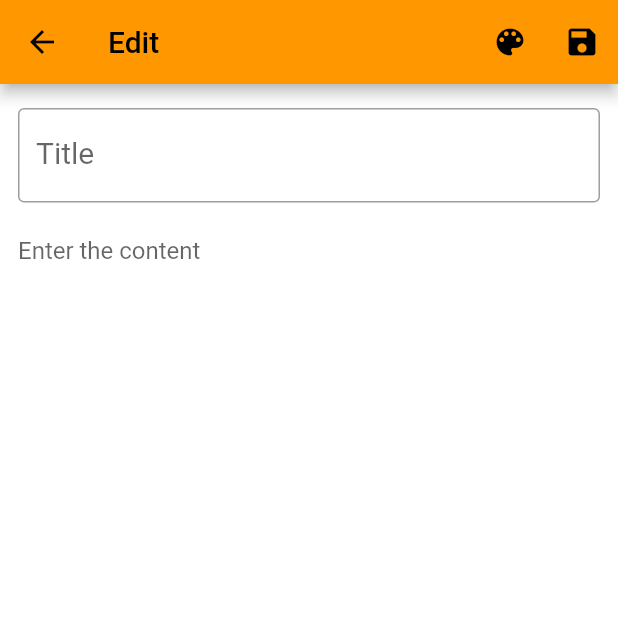
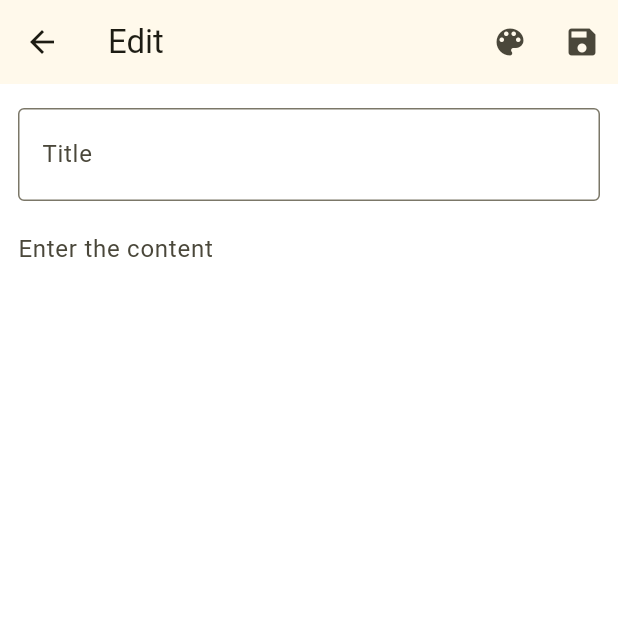
Before and after one commit to sashapivovarova/sticky_notes_app, a Flutter app: the screen it shows after launch, after a tap on the "add" icon, on a phone screen of 412 x 824 dp, the top half of it. Run offline on Flutter 3.47's test engine with Material 2 defaults, Android fonts, the phone set to English and light mode, and no system bars; our stand-ins replace sqflite; accounts and stored records are empty.

Commit message:
note color を修正

```diff
--- a/lib/data/note.dart
+++ b/lib/data/note.dart
@@ -3,15 +3,15 @@ import 'package:flutter/material.dart';
 class Note {
   static const colorDefault = Colors.white;
 
-  static const colorRed = Color(0xFFFFCDD2);
+  static const colorRed = Color(0xffffd9de);
 
-  static const colorOrange = Color(0xFFFFE0B2);
+  static const colorOrange = Color(0xfffedcbf);
 
-  static const colorYellow = Color(0xFFFFF9C4);
+  static const colorYellow = Color(0xfff3e57e);
 
-  static const colorLime = Color(0xFFF0F4C3);
+  static const colorLime = Color(0xffd5e8cf);
 
-  static const colorBlue = Color(0xFFBBDEFB);
+  static const colorBlue = Color(0xffd0e4fe);
 
   static const tableName = 'notes';
 
--- a/lib/main.dart
+++ b/lib/main.dart
@@ -14,9 +14,20 @@ class MyApp extends StatelessWidget {
   Widget build(BuildContext context) {
     return MaterialApp(
       debugShowCheckedModeBanner: false,
-      title: 'Flutter Demo',
+      title: 'Sticky Notes',
       theme: ThemeData(
-        primarySwatch: Colors.orange,
+        useMaterial3: true,
+        colorScheme: ColorScheme.fromSeed(
+          seedColor: Colors.yellow,
+          brightness: Brightness.light,
+        ),
+      ),
+      darkTheme: ThemeData(
+        useMaterial3: true,
+        colorScheme: ColorScheme.fromSeed(
+          seedColor: Colors.yellow,
+          brightness: Brightness.dark,
+        ),
       ),
       initialRoute: NoteListPage.routeName,
       routes: {
```
